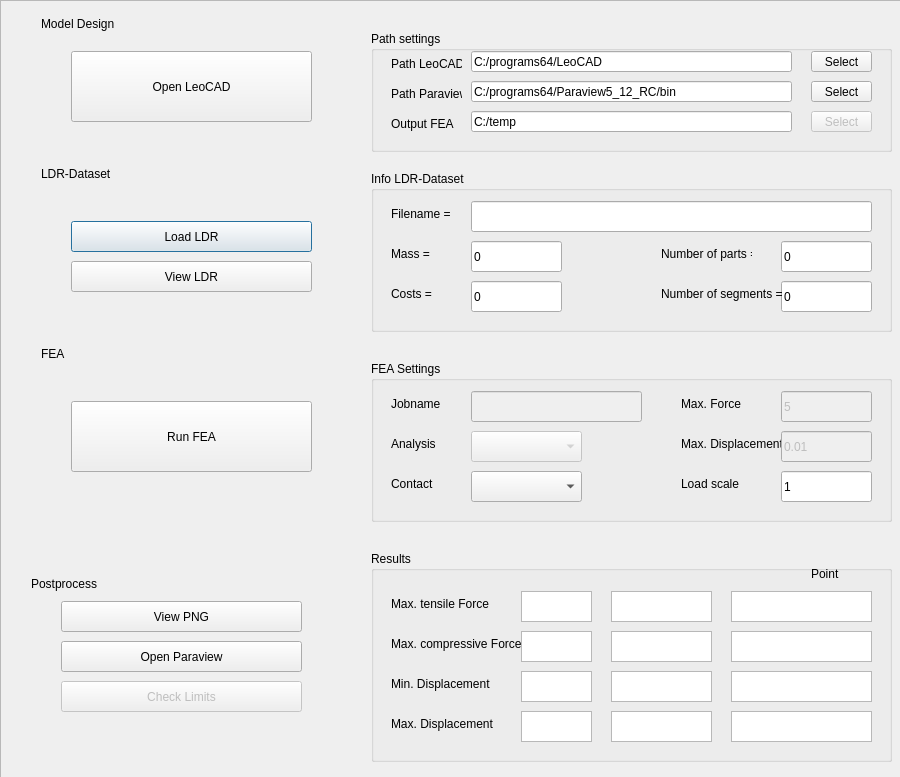
ghackenberg/caddrive, file applications/leofea/src/resources/dialog.ui: the form before one commit.
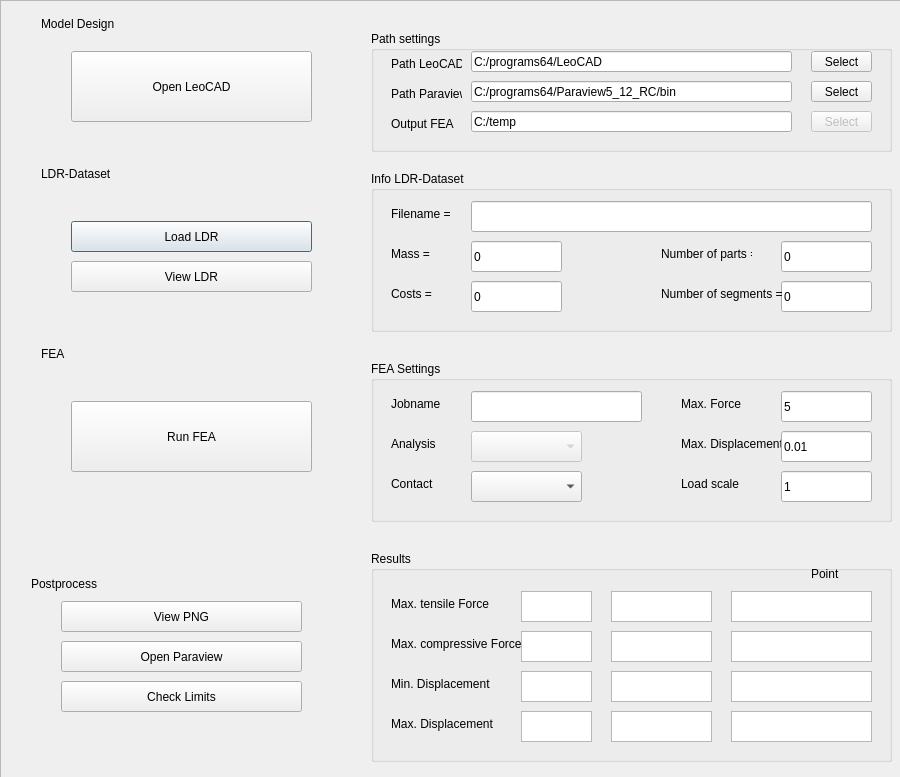
The form after the commit.

Commit message: LeoFEA: Check Limit Values enabled

```diff
--- a/applications/leofea/src/resources/dialog.ui
+++ b/applications/leofea/src/resources/dialog.ui
@@ -107,7 +107,7 @@
     </widget>
     <widget class="QPushButton" name="button_checkLimitValues">
      <property name="enabled">
-      <bool>false</bool>
+      <bool>true</bool>
      </property>
      <property name="geometry">
       <rect>
@@ -258,7 +258,7 @@
      </widget>
      <widget class="QLineEdit" name="textbox_maxForce">
       <property name="enabled">
-       <bool>false</bool>
+       <bool>true</bool>
       </property>
       <property name="geometry">
        <rect>
@@ -274,7 +274,7 @@
      </widget>
      <widget class="QLineEdit" name="textbox_maxDisplacement">
       <property name="enabled">
-       <bool>false</bool>
+       <bool>true</bool>
       </property>
       <property name="geometry">
        <rect>
@@ -319,7 +319,7 @@
      </widget>
      <widget class="QLineEdit" name="textbox_jobname">
       <property name="enabled">
-       <bool>false</bool>
+       <bool>true</bool>
       </property>
       <property name="geometry">
        <rect>
```
The commit also changes 1 other file.
